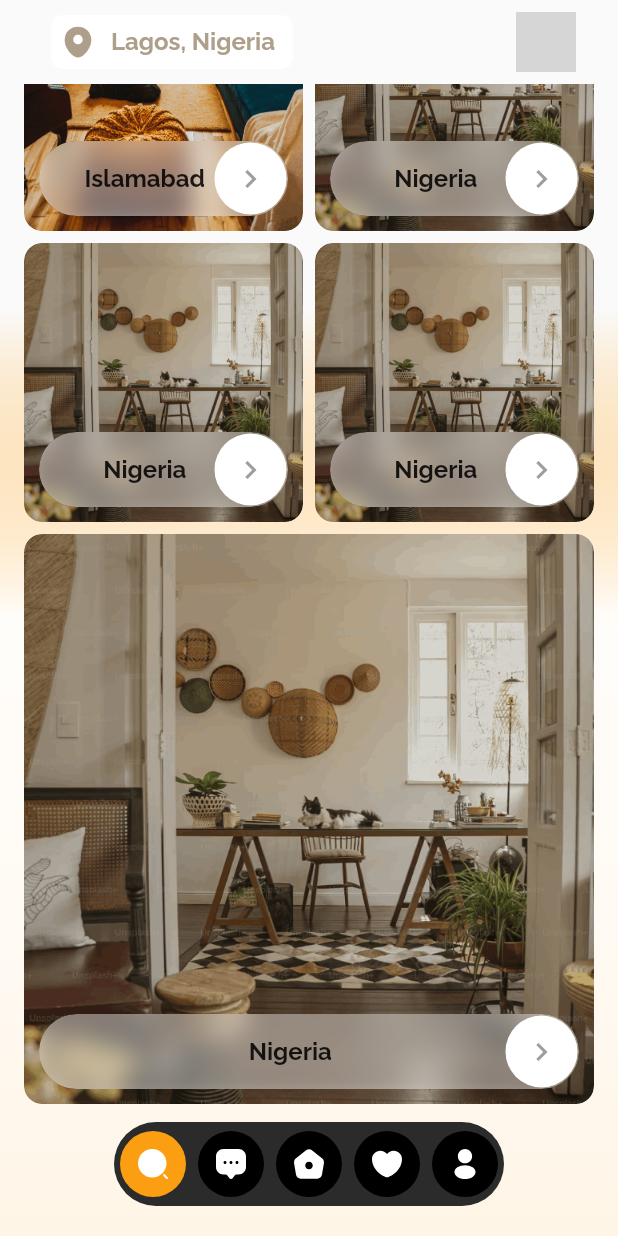
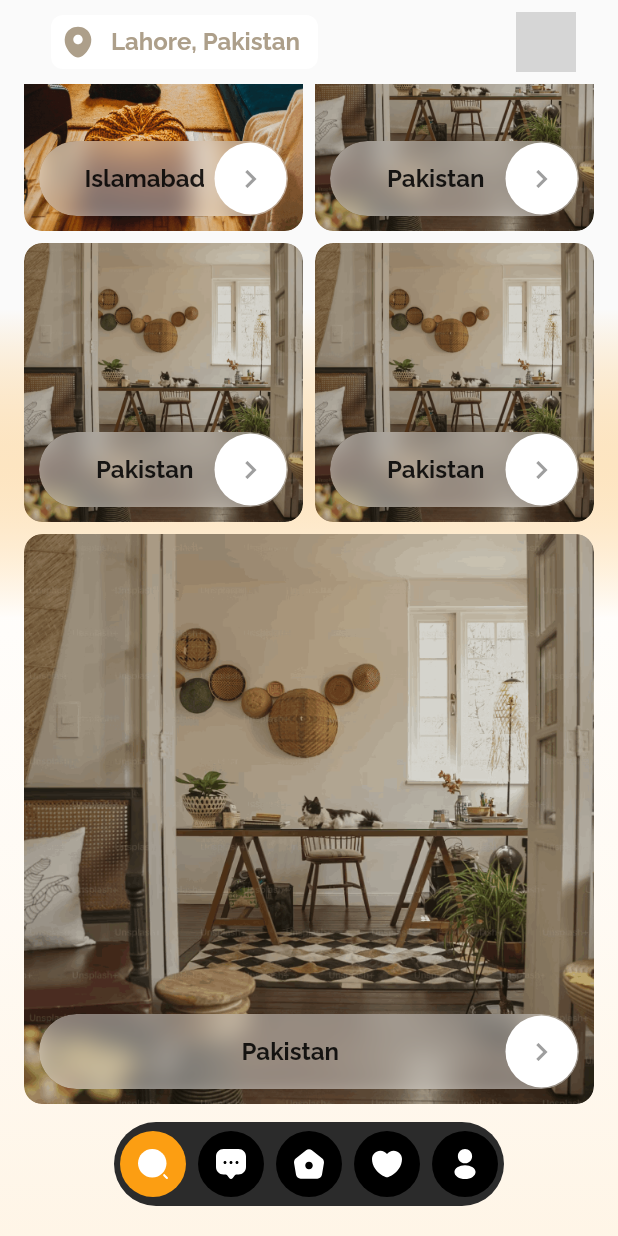
Before and after one commit to azharbinanwar/flutter-animation, a Flutter app: the screen it shows after launch, scrolled down 1274 dp, on a phone screen of 412 x 824 dp. Run offline on Flutter 3.47's test engine with Material 3 defaults, Android fonts, the phone set to English and light mode, and no system bars; drawn by our look-alikes of cached_network_image; our stand-ins replace flutter_bloc, flutter_svg, google_fonts; network calls fail; grey boxes are pictures that could not be loaded.

Commit message:
Update strings and image

```diff
--- a/lib/features/dashboard/pages/home/presentation/pages/home_page.dart
+++ b/lib/features/dashboard/pages/home/presentation/pages/home_page.dart
@@ -35,7 +35,7 @@ class HomePage extends StatelessWidget {
                     child: FadeInAnimation(
                       child: Text.rich(
                         TextSpan(
-                          text: 'Hi, John',
+                          text: 'Hi, Joseph',
                           style: context.bodyLarge.copyWith(fontSize: 24.0, fontWeight: FontWeight.normal),
                           children: [
                             const TextSpan(text: '\n'),
--- a/lib/features/dashboard/pages/home/presentation/widgets/home_app_bar.dart
+++ b/lib/features/dashboard/pages/home/presentation/widgets/home_app_bar.dart
@@ -35,7 +35,7 @@ class HomeAppBar extends StatelessWidget {
                       const SizedBox(width: 10.0),
                       Flexible(
                         child: Text(
-                          'Lagos, Nigeria',
+                          'Lahore, Pakistan',
                           maxLines: 1,
                           overflow: TextOverflow.ellipsis,
                           style: context.bodyLarge.copyWith(fontWeight: FontWeight.bold),
@@ -57,8 +57,7 @@ class HomeAppBar extends StatelessWidget {
                   backgroundColor: context.primary.withOpacity(0.3),
                   child: AppImage.svg(Assets.svgs.person, color: context.onPrimary),
                 ),
-                imageUrl:
-                    'https://media.istockphoto.com/id/1300512215/photo/headshot-portrait-of-smiling-ethnic-businessman-in-office.webp?b=1&s=170667a&w=0&k=20&c=TXCiY7rYEvIBd6ibj2bE-VbJu0rRGy3MlHwxt2LHt9w=',
+                imageUrl: 'https://lh3.googleusercontent.com/a/ACg8ocK8Fz3JefIDQ3E9qR0fIy9XX4dV0PvnVsO9UW2dzS5sX0vDSWEPSg=s288-c-no',
               ),
             ),
           ],
--- a/lib/features/dashboard/pages/home/presentation/widgets/image_viewer.dart
+++ b/lib/features/dashboard/pages/home/presentation/widgets/image_viewer.dart
@@ -46,7 +46,7 @@ class ImageViewer extends StatelessWidget {
                   minHeight: 50.0,
                   minWidth: 50.0,
                   maxWidth: context.width,
-                  duration: const Duration(seconds: 2),
+                  duration: const Duration(seconds: 3),
                   playAfter: const Duration(milliseconds: 3000),
                   child: Stack(
                     children: [
--- a/lib/features/dashboard/pages/home/presentation/widgets/listing_items.dart
+++ b/lib/features/dashboard/pages/home/presentation/widgets/listing_items.dart
@@ -1,8 +1,8 @@
 import 'package:flutter/material.dart';
-import 'package:flutter_staggered_grid_view/flutter_staggered_grid_view.dart';
 import 'package:flutter_animations/core/animations/sliding_animation.dart';
 import 'package:flutter_animations/features/dashboard/pages/home/presentation/widgets/image_viewer.dart';
 import 'package:flutter_animations/gen/assets.gen.dart';
+import 'package:flutter_staggered_grid_view/flutter_staggered_grid_view.dart';
 
 class ListingItems extends StatelessWidget {
   const ListingItems({super.key});
@@ -23,20 +23,20 @@ class ListingItems extends StatelessWidget {
               mainAxisCellCount: 1,
               child: ImageViewer(
                 path: Assets.images.image1.path,
-                address: 'Lagos Nigeria',
+                address: 'Lahore, Pakistan',
               ),
             ),
             StaggeredGridTile.count(
               crossAxisCellCount: 1,
               mainAxisCellCount: 1,
-              child: ImageViewer(path: Assets.images.image2.path, address: 'Lagos'),
+              child: ImageViewer(path: Assets.images.image2.path, address: 'Lahore'),
             ),
             StaggeredGridTile.count(
               crossAxisCellCount: 1,
               mainAxisCellCount: 1,
               child: ImageViewer(
                 path: Assets.images.image3.path,
-                address: 'Nigeria',
+                address: 'Pakistan',
               ),
             ),
             StaggeredGridTile.count(
@@ -68,7 +68,7 @@ class ListingItems extends StatelessWidget {
               mainAxisCellCount: 1,
               child: ImageViewer(
                 path: Assets.images.image2.path,
-                address: 'Nigeria',
+                address: 'Pakistan',
               ),
             ),
             StaggeredGridTile.count(
@@ -76,7 +76,7 @@ class ListingItems extends StatelessWidget {
               mainAxisCellCount: 1,
               child: ImageViewer(
                 path: Assets.images.image2.path,
-                address: 'Nigeria',
+                address: 'Pakistan',
               ),
             ),
             StaggeredGridTile.count(
@@ -84,7 +84,7 @@ class ListingItems extends StatelessWidget {
               mainAxisCellCount: 1,
               child: ImageViewer(
                 path: Assets.images.image2.path,
-                address: 'Nigeria',
+                address: 'Pakistan',
               ),
             ),
             StaggeredGridTile.count(
@@ -92,7 +92,7 @@ class ListingItems extends StatelessWidget {
               mainAxisCellCount: 2,
               child: ImageViewer(
                 path: Assets.images.image2.path,
-                address: 'Nigeria',
+                address: 'Pakistan',
               ),
             ),
           ],
```
